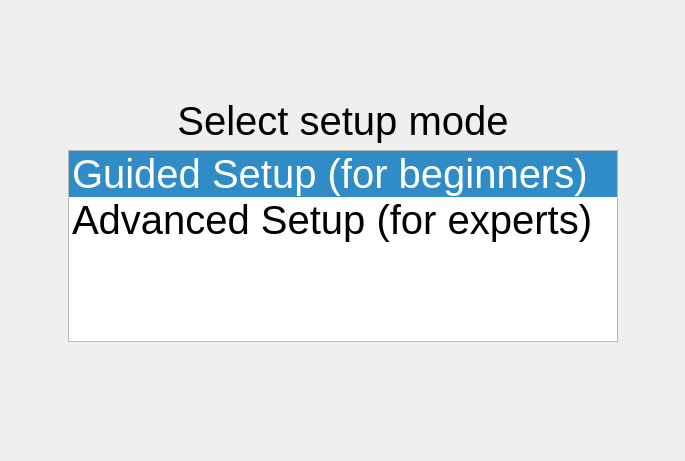
neuros/tvpc, file setupwizard/form/nselectmode.ui: the form before one commit.
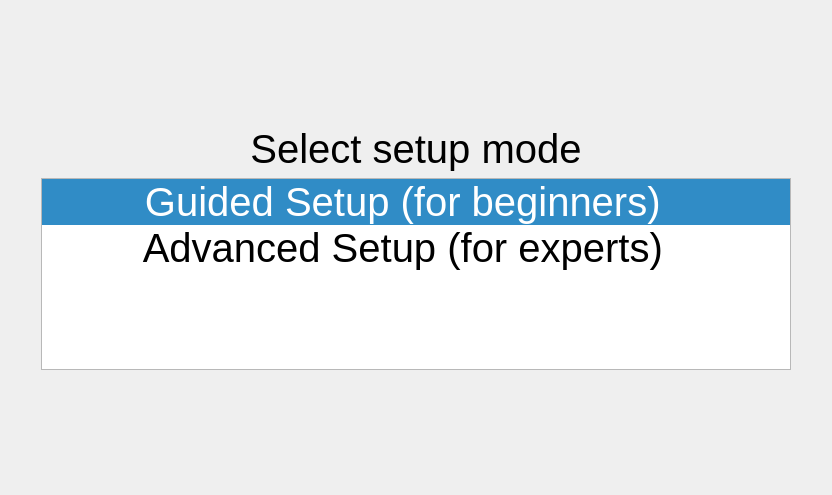
The form after the commit.

The edit to the form file:
```diff
--- a/setupwizard/form/nselectmode.ui
+++ b/setupwizard/form/nselectmode.ui
@@ -1,12 +1,12 @@
 <ui version="4.0" >
- <class>NSelectModeDlg</class>
- <widget class="QDialog" name="NSelectModeDlg" >
+ <class>NSelectModeForm</class>
+ <widget class="QWidget" name="NSelectModeForm" >
   <property name="geometry" >
    <rect>
     <x>0</x>
     <y>0</y>
-    <width>685</width>
-    <height>461</height>
+    <width>832</width>
+    <height>495</height>
    </rect>
   </property>
   <property name="windowTitle" >
@@ -20,8 +20,8 @@
      </property>
      <property name="sizeHint" stdset="0" >
       <size>
-       <width>20</width>
-       <height>65</height>
+       <width>747</width>
+       <height>99</height>
       </size>
      </property>
     </spacer>
@@ -48,8 +48,8 @@
      </property>
      <property name="sizeHint" stdset="0" >
       <size>
-       <width>50</width>
-       <height>20</height>
+       <width>23</width>
+       <height>189</height>
       </size>
      </property>
     </spacer>
@@ -58,7 +58,7 @@
     <widget class="QListWidget" name="selectModeList" >
      <property name="minimumSize" >
       <size>
-       <width>550</width>
+       <width>750</width>
        <height>0</height>
       </size>
      </property>
@@ -75,12 +75,12 @@
      </property>
      <item>
       <property name="text" >
-       <string>Guided Setup (for beginners)</string>
+       <string>         Guided Setup (for beginners)</string>
       </property>
      </item>
      <item>
       <property name="text" >
-       <string>Advanced Setup (for experts)</string>
+       <string>         Advanced Setup (for experts)</string>
       </property>
      </item>
     </widget>
@@ -92,8 +92,8 @@
      </property>
      <property name="sizeHint" stdset="0" >
       <size>
-       <width>49</width>
-       <height>20</height>
+       <width>23</width>
+       <height>189</height>
       </size>
      </property>
     </spacer>
@@ -105,7 +105,7 @@
      </property>
      <property name="sizeHint" stdset="0" >
       <size>
-       <width>20</width>
+       <width>747</width>
        <height>108</height>
       </size>
      </property>
```
Left out of the diff: 2 changed lines with no effect on the pictures.
